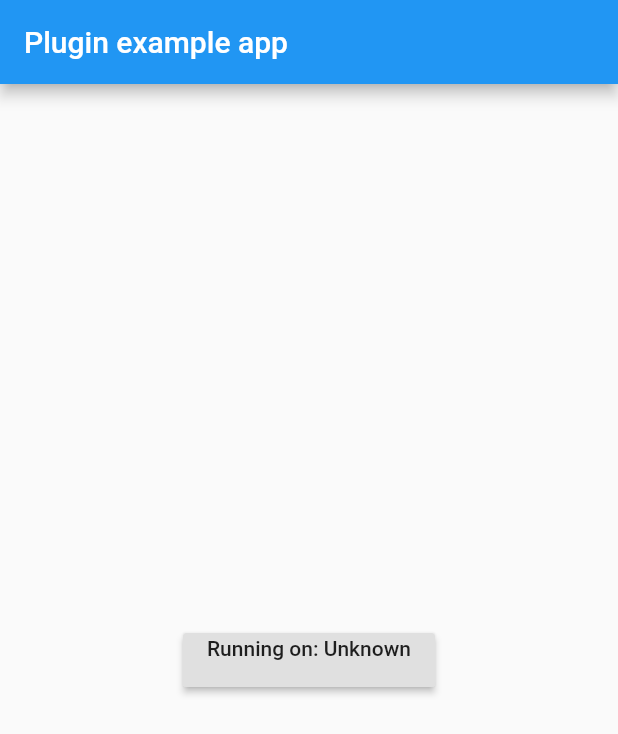
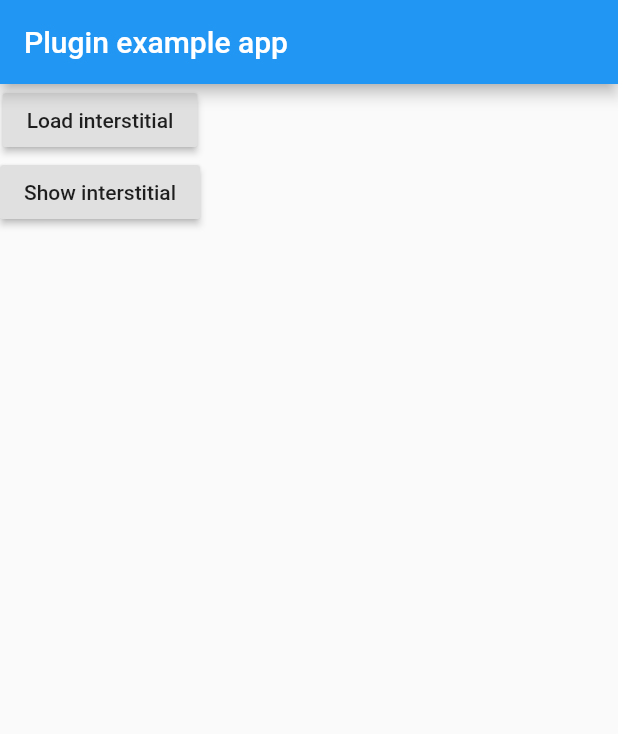
Before and after one commit to nmfisher/inmobi_flutter_plugin, a Flutter app: the screen it shows after launch, on a phone screen of 412 x 824 dp. Shown: the top 734 px of the screen. Run offline on Flutter 3.47's test engine with Material 2 defaults, Android fonts, the phone set to English and light mode, and no system bars.

Commit message:
update example

```diff
--- a/example/lib/main.dart
+++ b/example/lib/main.dart
@@ -48,9 +48,11 @@ class _MyAppState extends State<MyApp> {
         appBar: AppBar(
           title: const Text('Plugin example app'),
         ),
-        body: Center(
-          child: RaisedButton(child:Text('Running on: $_platformVersion\n'),onPressed:() {InMobiSDK.showInterstitial(); })
-
+        body: Column(
+          children:[
+            RaisedButton(child:Text('Load interstitial'),onPressed:() {InMobiSDK.showInterstitial(); }),
+            RaisedButton(child:Text('Show interstitial'),onPressed:() {InMobiSDK.showInterstitial(); })
+          ]
         ),
       ),
     );
```
